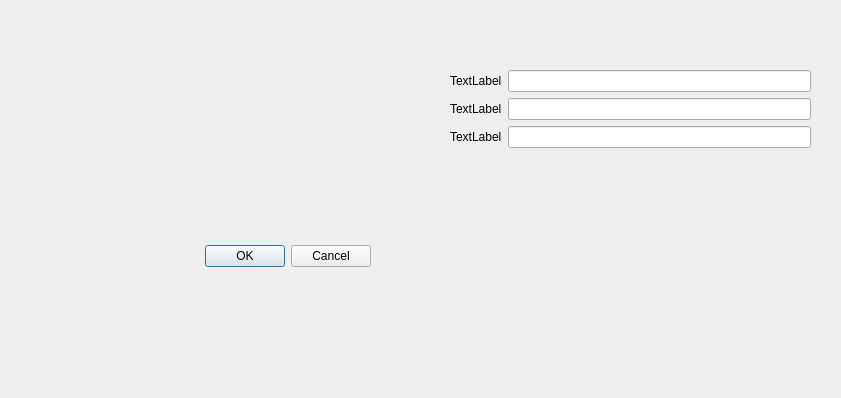
The window that src/arsenic/argontests.ui (Antidote1911/arsenic) describes before a commit, drawn with Qt 5.
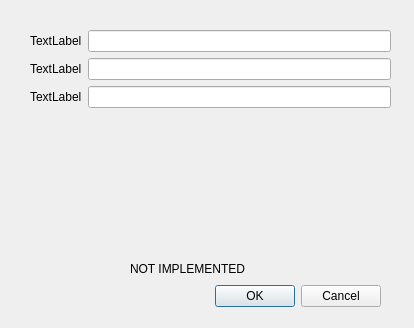
The same window after the commit.

Patch:
```diff
--- a/src/arsenic/argontests.ui
+++ b/src/arsenic/argontests.ui
@@ -6,8 +6,8 @@
    <rect>
     <x>0</x>
     <y>0</y>
-    <width>841</width>
-    <height>398</height>
+    <width>414</width>
+    <height>328</height>
    </rect>
   </property>
   <property name="windowTitle">
@@ -16,8 +16,8 @@
   <widget class="QDialogButtonBox" name="buttonBox">
    <property name="geometry">
     <rect>
-     <x>30</x>
-     <y>240</y>
+     <x>40</x>
+     <y>280</y>
      <width>341</width>
      <height>32</height>
     </rect>
@@ -32,8 +32,8 @@
   <widget class="QWidget" name="formLayoutWidget">
    <property name="geometry">
     <rect>
-     <x>450</x>
-     <y>70</y>
+     <x>30</x>
+     <y>30</y>
      <width>361</width>
      <height>231</height>
     </rect>
@@ -71,6 +71,19 @@
     </item>
    </layout>
   </widget>
+  <widget class="QLabel" name="label_4">
+   <property name="geometry">
+    <rect>
+     <x>130</x>
+     <y>260</y>
+     <width>151</width>
+     <height>18</height>
+    </rect>
+   </property>
+   <property name="text">
+    <string>NOT IMPLEMENTED</string>
+   </property>
+  </widget>
  </widget>
  <resources/>
  <connections>
```
Left out of the diff: 30 changed lines with no effect on the pictures.
